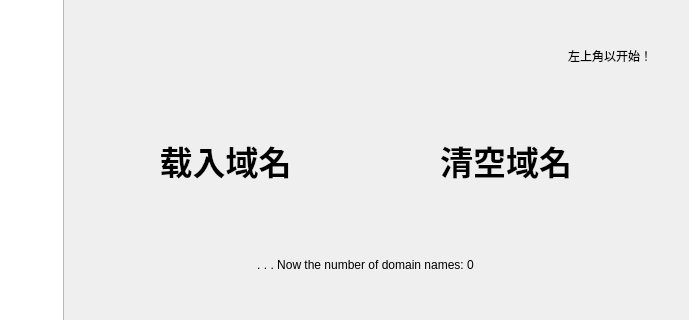
First picture: the form in src/IDNIMS.ui, repository Miki-Riako/Internet-Domain-Name-Information-Management-System, before the edit; both pictures show x 544 to 1233 and y 272 to 592 of the 1233 by 889 pixel window.
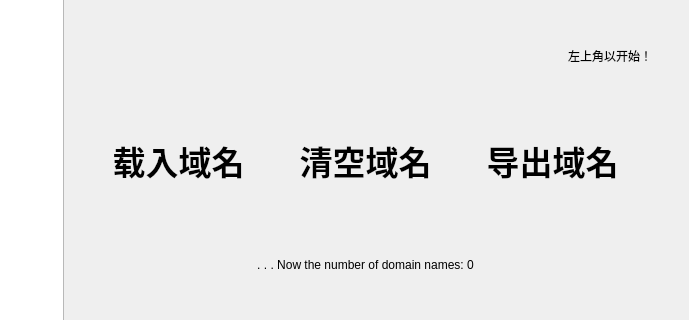
Second picture: the form after the edit. The open tabs and pages were chosen to show the change. Icons and pictures are not drawn. Custom widgets are drawn as their Qt base class.

```diff
--- a/src/IDNIMS.ui
+++ b/src/IDNIMS.ui
@@ -271,6 +271,34 @@
                   </property>
                  </widget>
                 </item>
+                <item>
+                 <widget class="QPushButton" name="deriveAll">
+                  <property name="cursor">
+                   <cursorShape>PointingHandCursor</cursorShape>
+                  </property>
+                  <property name="styleSheet">
+                   <string notr="true">QPushButton {
+	border: 0px;
+	min-width: 80px;
+	font-family: &quot;Microsoft YaHei UI&quot;;
+	font-size: 25pt;
+	font-weight: bold;
+	color: rgb(0, 0, 0);
+}
+QPushButton:hover {
+	border: 0px;
+	min-width: 80px;
+	font-family: &quot;Microsoft YaHei UI&quot;;
+	font-size: 24pt;
+	font-weight: bold;
+	color: rgb(50, 50, 50);
+}</string>
+                  </property>
+                  <property name="text">
+                   <string>导出域名</string>
+                  </property>
+                 </widget>
+                </item>
                </layout>
               </widget>
              </item>
```
Left out of the diff: 2 changed lines with no effect on the pictures.
